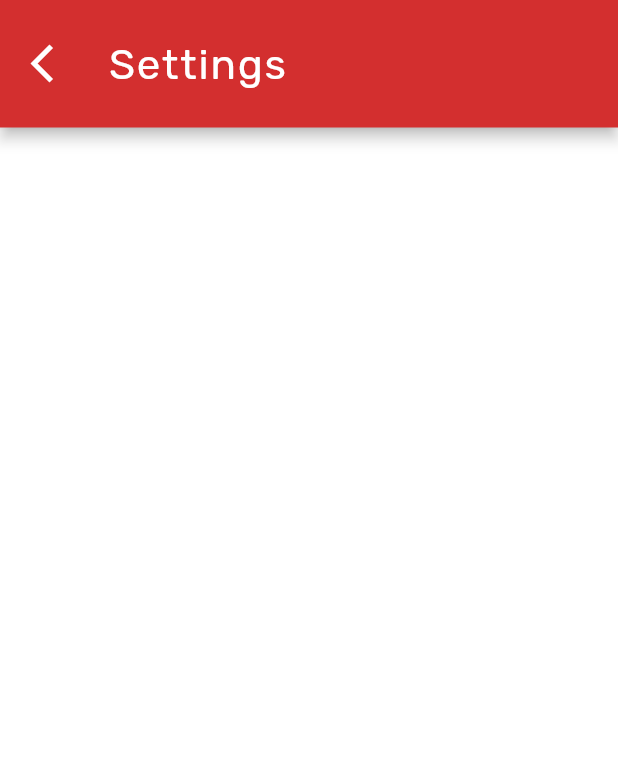
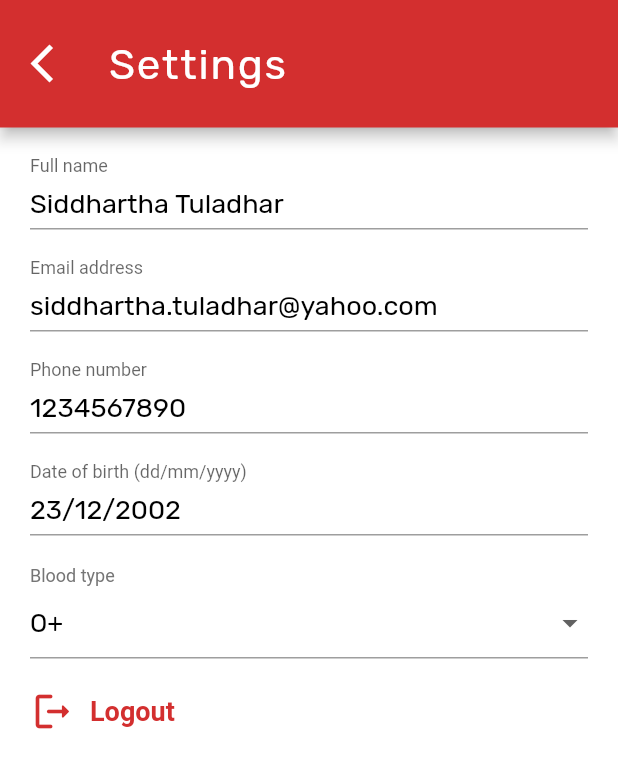
Before and after one commit to sidtuladhar/BloodNepal, a Flutter app: the Settings screen opened directly, on a phone screen of 412 x 824 dp. Shown: the top 768 px of the screen. Run offline on Flutter 3.47's test engine with Material 2 defaults, Android fonts, the phone set to English and light mode, and no system bars; our stand-ins replace flutter_spinkit, hive_flutter; missing offline and left inert: rounded_expansion_tile; accounts and stored records are empty.

Commit message:
Finished Settings

```diff
--- a/lib/ui/home/settings.dart
+++ b/lib/ui/home/settings.dart
@@ -1,6 +1,7 @@
 import 'package:flutter/material.dart';
 import 'package:blood_nepal/ui/home/home.dart';
-import 'package:settings_ui/settings_ui.dart';
+import 'package:blood_nepal/ui/login.dart';
+import 'package:hive_flutter/hive_flutter.dart';
 
 class Settings extends StatefulWidget {
   const Settings({super.key});
@@ -10,6 +11,9 @@ class Settings extends StatefulWidget {
 }
 
 class _SettingsState extends State<Settings> {
+  String _selectedBloodGroup = 'O+';
+  final Box _boxLogin = Hive.box("login");
+
   @override
   Widget build(BuildContext context) {
     return Scaffold(
@@ -36,6 +40,141 @@ class _SettingsState extends State<Settings> {
                   height: 1.2,
                   fontFamily: "Rubik"),
               textAlign: TextAlign.left),
+        ),
+        body: Container(
+          padding: const EdgeInsets.all(20),
+          child: Column(
+            children: [
+              TextFormField(
+                keyboardType: TextInputType.name,
+                decoration: const InputDecoration(
+                    contentPadding: EdgeInsets.only(bottom: 3),
+                    floatingLabelBehavior: FloatingLabelBehavior.always,
+                    labelText: 'Full name',
+                    hintText: "Siddhartha Tuladhar",
+                    hintStyle: TextStyle(
+                      fontFamily: "Rubik",
+                      fontSize: 18,
+                      fontWeight: FontWeight.w500,
+                      color: Colors.black,
+                    )),
+              ),
+              const SizedBox(height: 20),
+              TextFormField(
+                keyboardType: TextInputType.emailAddress,
+                decoration: const InputDecoration(
+                    contentPadding: EdgeInsets.only(bottom: 3),
+                    floatingLabelBehavior: FloatingLabelBehavior.always,
+                    labelText: 'Email address',
+                    hintText: "siddhartha.tuladhar@yahoo.com",
+                    hintStyle: TextStyle(
+                      fontFamily: "Rubik",
+                      fontSize: 18,
+                      fontWeight: FontWeight.w500,
+                      color: Colors.black,
+                    )),
+              ),
+              const SizedBox(height: 20),
+              TextFormField(
+                keyboardType: TextInputType.number,
+                decoration: const InputDecoration(
+                    contentPadding: EdgeInsets.only(bottom: 3),
+                    floatingLabelBehavior: FloatingLabelBehavior.always,
+                    labelText: 'Phone number',
+                    hintText: "1234567890",
+                    hintStyle: TextStyle(
+                      fontFamily: "Rubik",
+                      fontSize: 18,
+                      fontWeight: FontWeight.w500,
+                      color: Colors.black,
+                    )),
+              ),
+              const SizedBox(height: 20),
+              TextFormField(
+                keyboardType: TextInputType.datetime,
+                decoration: const InputDecoration(
+                    contentPadding: EdgeInsets.only(bottom: 3),
+                    floatingLabelBehavior: FloatingLabelBehavior.always,
+                    labelText: 'Date of birth (dd/mm/yyyy)',
+                    hintText: "23/12/2002",
+                    hintStyle: TextStyle(
+                      fontFamily: "Rubik",
+                      fontSize: 18,
+                      fontWeight: FontWeight.w500,
+                      color: Colors.black,
+                    )),
+              ),
+              const SizedBox(height: 20),
+              Column(
+                crossAxisAlignment: CrossAxisAlignment.start,
+                children: [
+                  Text("Blood type",
+                      style: TextStyle(fontSize: 12, color: Colors.grey[600]),
+                      textAlign: TextAlign.left),
+                  DropdownButtonFormField<String>(
+                    style: const TextStyle(
+                        fontSize: 18,
+                        fontFamily: "Rubik",
+                        fontWeight: FontWeight.w500,
+                        color: Colors.black),
+                    isDense: true,
+                    items: <String>[
+                      'A+',
+                      'B+',
+                      'O+',
+                      'AB+',
+                      'A-',
+                      'B-',
+                      'O-',
+                      'AB-',
+                      'N/A'
+                    ].map<DropdownMenuItem<String>>((String value) {
+                      return DropdownMenuItem<String>(
+                        value: value,
+                        child: Text(value,
+                            style: const TextStyle(fontSize: 17),
+                            textAlign: TextAlign.center),
+                      );
+                    }).toList(),
+                    value: _selectedBloodGroup,
+                    onChanged: (newValue) {
+                      _selectedBloodGroup = newValue!;
+                      setState(() {
+                        newValue;
+                      });
+                    },
+                  ),
+                ],
+              ),
+              const SizedBox(height: 20),
+              GestureDetector(
+                onTap: () {
+                  _boxLogin.put("loginStatus", false);
+                  Navigator.pushReplacement(
+                    context,
+                    MaterialPageRoute(
+                      builder: (context) {
+                        return const Login();
+                      },
+                    ),
+                  );
+                },
+                child: Row(
+                  children: [
+                    Icon(Icons.logout_rounded,
+                        size: 30, color: Theme.of(context).primaryColor),
+                    const SizedBox(width: 10),
+                    Text("Logout",
+                        style: TextStyle(
+                            fontSize: 18,
+                            fontWeight: FontWeight.bold,
+                            color: Theme.of(context).primaryColor),
+                        textAlign: TextAlign.left),
+                  ],
+                ),
+              ),
+            ],
+          ),
         ));
   }
 }
--- a/pubspec.yaml
+++ b/pubspec.yaml
@@ -44,7 +44,6 @@ dependencies:
   cupertino_icons: ^1.0.2
   http: ^1.0.0
   rounded_expansion_tile: ^0.0.13
-  settings_ui: ^2.0.2
 
 dev_dependencies:
   flutter_test:
```
Also changed, not shown: pubspec.lock.
